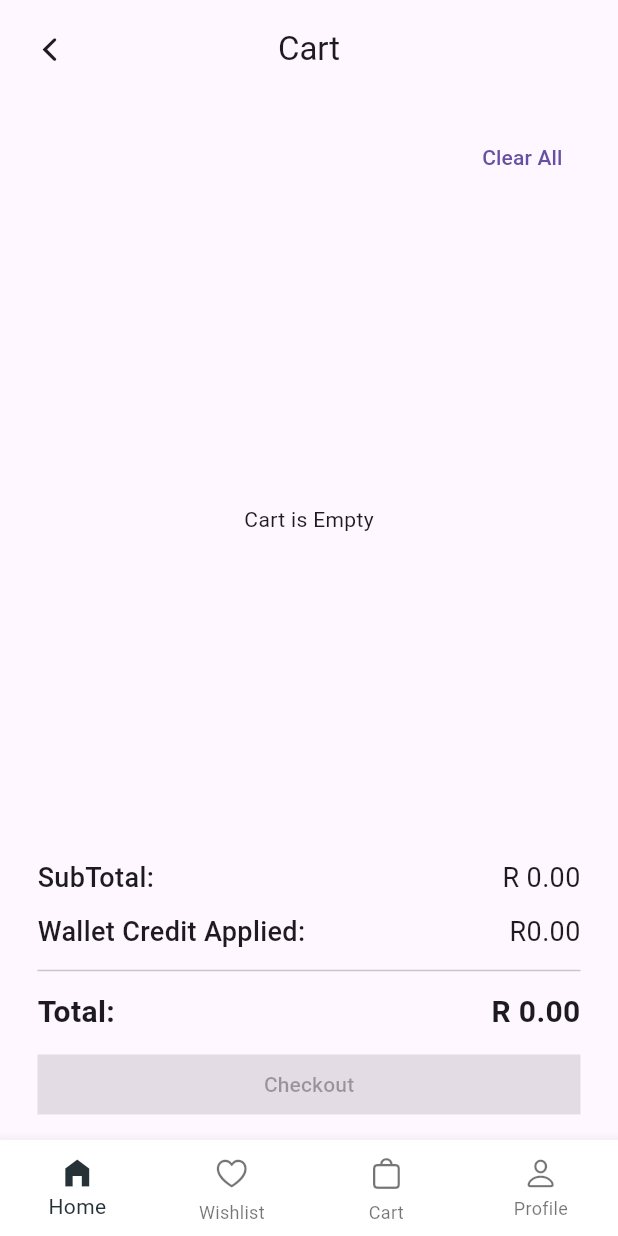
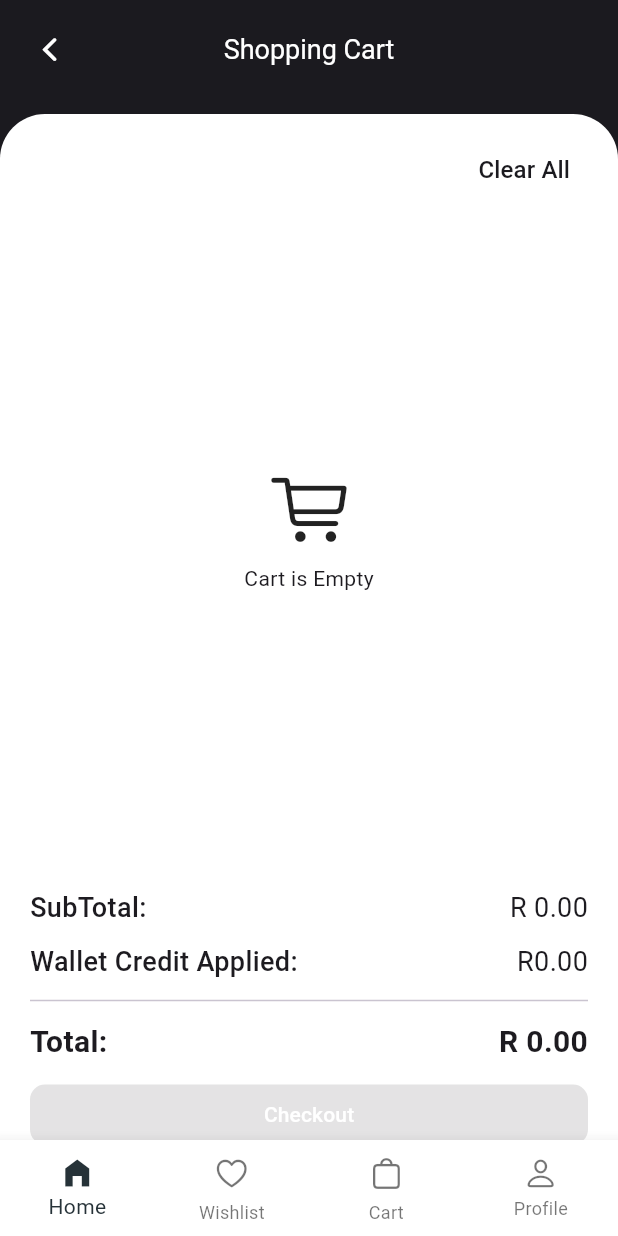
Before and after one commit to ltsatsi/E-Commerce, a Flutter app: the CartPage screen opened by its route, on a phone screen of 412 x 824 dp. Run offline on Flutter 3.47's test engine with Material 3 defaults, Android fonts, the phone set to English and light mode, and no system bars; our stand-ins replace flutter_riverpod, riverpod.

Commit message:
Cart High fedility UI/UX

```diff
--- a/lib/cart-feature/presentation/cart_page.dart
+++ b/lib/cart-feature/presentation/cart_page.dart
@@ -17,7 +17,10 @@ class _CartPageState extends ConsumerState<CartPage> {
     final cartProducts = ref.watch(cartProvider);
     final cartTotal = ref.watch(cartTotalProvider);
     return Scaffold(
+      backgroundColor: const Color(0xFF1B1A1F),
       appBar: AppBar(
+        foregroundColor: Colors.white,
+        backgroundColor: const Color(0xFF1B1A1F),
         automaticallyImplyLeading: false,
         leading: Padding(
           padding: const EdgeInsets.only(left: 10, top: 10),
@@ -30,13 +33,23 @@ class _CartPageState extends ConsumerState<CartPage> {
         ),
         title: Padding(
           padding: const EdgeInsets.only(top: 10),
-          child: Text('Cart'),
+          child: Text('Shopping Cart', style: TextStyle(fontSize: 18)),
         ),
         centerTitle: true,
       ),
 
       body: Padding(
-        padding: const EdgeInsets.all(25),
+        padding: const EdgeInsets.only(top: 20.0),
+        child: Container(
+          decoration: BoxDecoration(
+            color: Colors.white,
+            borderRadius: BorderRadius.only(
+              topLeft: Radius.circular(30),
+              topRight: Radius.circular(30),
+            ),
+          ),
+          child: Padding(
+            padding: const EdgeInsets.only(left: 20, right: 20, top: 13),
             child: Column(
               children: [
                 Row(
@@ -47,7 +60,13 @@ class _CartPageState extends ConsumerState<CartPage> {
                       onPressed: () {
                         ref.read(cartProvider.notifier).clearCart();
                       },
-                  child: Text('Clear All'),
+                      child: Text(
+                        'Clear All',
+                        style: TextStyle(
+                          fontSize: 16,
+                          color: const Color(0xFF1B1A1F),
+                        ),
+                      ),
                     ),
                   ],
                 ),
@@ -55,16 +74,28 @@ class _CartPageState extends ConsumerState<CartPage> {
                   height: 435,
                   width: 500,
                   child: cartProducts.isEmpty
-                  ? Center(child: Text('Cart is Empty'))
+                      ? Center(
+                          child: Column(
+                            mainAxisAlignment: MainAxisAlignment.center,
+                            children: [
+                              Icon(CupertinoIcons.cart, size: 52),
+                              SizedBox(height: 10),
+                              Text('Cart is Empty'),
+                            ],
+                          ),
+                        )
                       : ListView.builder(
                           itemCount: cartProducts.length,
                           itemBuilder: (context, index) {
                             return SizedBox(
                               height: 100,
+                              child: Card(
+                                color: Colors.white,
                                 child: Padding(
-                            padding: const EdgeInsets.symmetric(vertical: 8.0),
+                                  padding: const EdgeInsets.all(8.0),
                                   child: Row(
-                              mainAxisAlignment: MainAxisAlignment.spaceBetween,
+                                    mainAxisAlignment:
+                                        MainAxisAlignment.spaceBetween,
                                     children: [
                                       Row(
                                         children: [
@@ -98,20 +129,19 @@ class _CartPageState extends ConsumerState<CartPage> {
                                               ),
                                               SizedBox(height: 5),
                                               GestureDetector(
-                                          onTap: () {
-                                            ScaffoldMessenger.of(
-                                              context,
-                                            ).showSnackBar(
-                                              SnackBar(
-                                                content: Text(
-                                                  'User wants backup for ${cartProducts[index].name}',
-                                                ),
-                                              ),
-                                            );
-                                          },
+                                                onTap: () {},
                                                 child: Container(
                                                   decoration: BoxDecoration(
-                                              color: const Color(0x1A000000),
+                                                    borderRadius:
+                                                        BorderRadius.circular(
+                                                          20,
+                                                        ),
+                                                    color: const Color.fromARGB(
+                                                      10,
+                                                      0,
+                                                      0,
+                                                      0,
+                                                    ),
                                                   ),
                                                   child: Padding(
                                                     padding:
@@ -121,9 +151,11 @@ class _CartPageState extends ConsumerState<CartPage> {
                                                         ),
                                                     child: Row(
                                                       mainAxisAlignment:
-                                                    MainAxisAlignment.center,
+                                                          MainAxisAlignment
+                                                              .center,
                                                       crossAxisAlignment:
-                                                    CrossAxisAlignment.center,
+                                                          CrossAxisAlignment
+                                                              .center,
                                                       children: [
                                                         Icon(Icons.swap_horiz),
                                                         SizedBox(width: 10),
@@ -138,7 +170,8 @@ class _CartPageState extends ConsumerState<CartPage> {
                                         ],
                                       ),
                                       Column(
-                                  mainAxisAlignment: MainAxisAlignment.center,
+                                        mainAxisAlignment:
+                                            MainAxisAlignment.center,
                                         children: [
                                           Text(
                                             'R ${cartProducts[index].totalPrice.toStringAsFixed(2)}',
@@ -148,28 +181,40 @@ class _CartPageState extends ConsumerState<CartPage> {
                                           ),
                                           Row(
                                             children: [
-                                        if (cartProducts[index].quantity <= 1)
+                                              if (cartProducts[index]
+                                                      .quantity <=
+                                                  1)
                                                 IconButton(
                                                   onPressed: () {
                                                     ref
-                                                  .read(cartProvider.notifier)
+                                                        .read(
+                                                          cartProvider.notifier,
+                                                        )
                                                         .quantityIncrement(
                                                           cartProducts[index],
                                                           1,
                                                         );
                                                     ref
-                                                  .read(cartProvider.notifier)
+                                                        .read(
+                                                          cartProvider.notifier,
+                                                        )
                                                         .removeProduct(
                                                           cartProducts[index],
                                                         );
                                                   },
-                                            icon: Icon(CupertinoIcons.trash),
+                                                  icon: Icon(
+                                                    CupertinoIcons.trash,
+                                                    size: 20,
                                                   ),
-                                        if (cartProducts[index].quantity > 1)
+                                                ),
+                                              if (cartProducts[index].quantity >
+                                                  1)
                                                 IconButton(
                                                   onPressed: () {
                                                     ref
-                                                  .read(cartProvider.notifier)
+                                                        .read(
+                                                          cartProvider.notifier,
+                                                        )
                                                         .quantityIncrement(
                                                           cartProducts[index],
                                                           cartProducts[index]
@@ -177,7 +222,10 @@ class _CartPageState extends ConsumerState<CartPage> {
                                                               1,
                                                         );
                                                   },
-                                            icon: Icon(CupertinoIcons.minus),
+                                                  icon: Icon(
+                                                    CupertinoIcons.minus,
+                                                    size: 20,
+                                                  ),
                                                 ),
                                               Text(
                                                 '${cartProducts[index].quantity}',
@@ -188,14 +236,20 @@ class _CartPageState extends ConsumerState<CartPage> {
                                               IconButton(
                                                 onPressed: () {
                                                   ref
-                                                .read(cartProvider.notifier)
+                                                      .read(
+                                                        cartProvider.notifier,
+                                                      )
                                                       .quantityIncrement(
                                                         cartProducts[index],
-                                                  cartProducts[index].quantity +
+                                                        cartProducts[index]
+                                                                .quantity +
                                                             1,
                                                       );
                                                 },
-                                          icon: Icon(CupertinoIcons.add),
+                                                icon: Icon(
+                                                  CupertinoIcons.add,
+                                                  size: 20,
+                                                ),
                                               ),
                                             ],
                                           ),
@@ -204,13 +258,14 @@ class _CartPageState extends ConsumerState<CartPage> {
                                     ],
                                   ),
                                 ),
+                              ),
                             );
                           },
                         ),
                 ),
                 SizedBox(
                   child: Padding(
-                padding: const EdgeInsets.symmetric(vertical: 8.0),
+                    padding: const EdgeInsets.symmetric(vertical: 20.0),
                     child: Column(
                       children: [
                         Row(
@@ -279,12 +334,16 @@ class _CartPageState extends ConsumerState<CartPage> {
                           width: double.infinity,
                           child: ElevatedButton(
                             style: ElevatedButton.styleFrom(
+                              backgroundColor: const Color(0xFF1B1A1F),
                               shape: RoundedRectangleBorder(
-                            borderRadius: BorderRadius.zero,
+                                borderRadius: BorderRadius.circular(10),
                               ),
                             ),
                             onPressed: cartProducts.isEmpty ? null : () {},
-                        child: Text('Checkout'),
+                            child: Text(
+                              'Checkout',
+                              style: TextStyle(color: Colors.white),
+                            ),
                           ),
                         ),
                       ],
@@ -294,6 +353,8 @@ class _CartPageState extends ConsumerState<CartPage> {
               ],
             ),
           ),
+        ),
+      ),
 
       // Bottom Navigation
       bottomNavigationBar: CBottomNavigation(),
--- a/lib/product-feature/presentation/product_page.dart
+++ b/lib/product-feature/presentation/product_page.dart
@@ -73,6 +73,7 @@ class _ProductPageState extends ConsumerState<ProductPage> {
                         fit: BoxFit.cover,
                         errorBuilder: (context, error, stackTrace) {
                           return Image.asset(
+                            height: 270,
                             'assets/images/fallback.jpg',
                             fit: BoxFit.cover,
                           );
```
Also changed, not shown: lib/wishlist-feature/presentation/wishlist_page.dart (+8 -2 lines), assets/images/fallback.jpg. Lines whose indentation alone changed are shown as unchanged.
